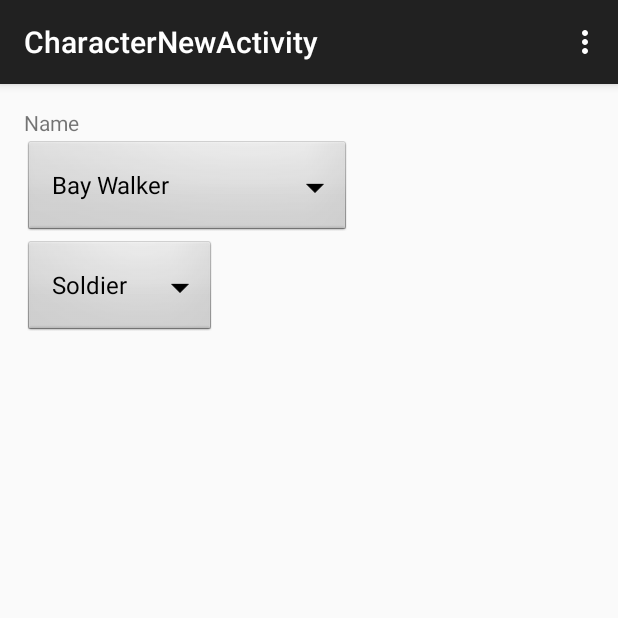
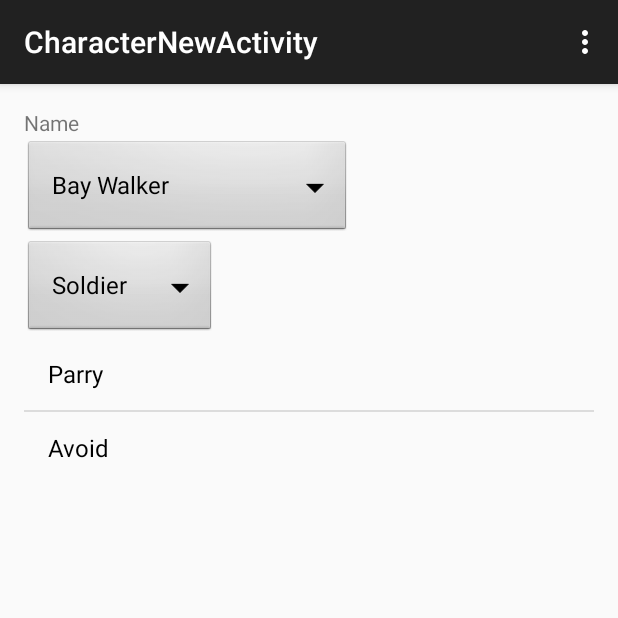
Before and after one commit to beautifuldonkey/SurvivorsGuide, an Android app: the CharacterNewActivity screen opened directly, with no data from a screen before it, on a phone screen of 412 x 824 dp, the top half of it. Run offline under Robolectric (Android 15) with nearby library versions, the phone set to English and light mode, and no system bars.

Commit message:
displaying profession skills in list

```diff
--- a/app/src/main/java/beautifuldonkey/survivorsguide/CharacterNewActivity.java
+++ b/app/src/main/java/beautifuldonkey/survivorsguide/CharacterNewActivity.java
@@ -1,11 +1,18 @@
 package beautifuldonkey.survivorsguide;
 
+import android.content.Context;
+import android.graphics.Color;
 import android.support.v7.app.ActionBarActivity;
 import android.os.Bundle;
 import android.view.Menu;
 import android.view.MenuItem;
+import android.view.View;
+import android.view.ViewGroup;
+import android.widget.AdapterView;
 import android.widget.ArrayAdapter;
+import android.widget.ListView;
 import android.widget.Spinner;
+import android.widget.TextView;
 
 import java.util.List;
 
@@ -16,6 +23,8 @@ import beautifuldonkey.survivorsguide.Data.StrainList;
 
 
 public class CharacterNewActivity extends ActionBarActivity {
+
+    Profession charProfession;
 
     @Override
     protected void onCreate(Bundle savedInstanceState) {
@@ -31,7 +40,7 @@ public class CharacterNewActivity extends ActionBarActivity {
         ArrayAdapter<String> strainAdapter = new ArrayAdapter<String>(this, R.layout.support_simple_spinner_dropdown_item, strainNames);
         strainDropDown.setAdapter(strainAdapter);
 
-        List<Profession> professions = ProfessionList.getProfessionList();
+        final List<Profession> professions = ProfessionList.getProfessionList();
         String[] professionNames = new String[professions.size()];
         for(int i = 0; i<professions.size(); i++){
             professionNames[i] = professions.get(i).getName();
@@ -39,6 +48,41 @@ public class CharacterNewActivity extends ActionBarActivity {
         Spinner profDropDown = (Spinner) findViewById(R.id.professionDropDown);
         ArrayAdapter<String> profAdapter = new ArrayAdapter<String>(this, R.layout.support_simple_spinner_dropdown_item, professionNames);
         profDropDown.setAdapter(profAdapter);
+        profDropDown.setOnItemSelectedListener(new AdapterView.OnItemSelectedListener() {
+            @Override
+            public void onItemSelected(AdapterView<?> parent, View view, int position, long id) {
+                charProfession = professions.get(position);
+                String profSkills = " , ";
+                if(charProfession != null){
+                    profSkills = charProfession.getSkills();
+                }
+                Context context = getApplicationContext();
+                String[] charSkills = profSkills.split(",");
+                ListView availSkills = (ListView) findViewById(R.id.availableSkills);
+                ArrayAdapter<String> availSkillAdapter = new ArrayAdapter<String>(context, android.R.layout.simple_list_item_1,charSkills ){
+                    @Override
+                    public View getView(int position, View convertView, ViewGroup parent) {
+                        View view = super.getView(position,convertView,parent);
+
+                        TextView textView = (TextView) view.findViewById(android.R.id.text1);
+                        textView.setTextColor(Color.BLACK);
+
+                        return view;
+                    }
+                };
+                availSkills.setAdapter(availSkillAdapter);
+
+            }
+
+            @Override
+            public void onNothingSelected(AdapterView<?> parent) {
+
+            }
+        });
+
+
+
+
 
         }
 
--- a/app/src/main/res/layout/activity_character_new.xml
+++ b/app/src/main/res/layout/activity_character_new.xml
@@ -30,4 +30,10 @@
     android:spinnerMode="dropdown"
     android:layout_below="@id/strainDropDown"/>
 
+    <ListView
+    android:layout_width="wrap_content"
+    android:layout_height="wrap_content"
+    android:id="@+id/availableSkills"
+    android:layout_below="@+id/professionDropDown" />
+
 </RelativeLayout>
```
